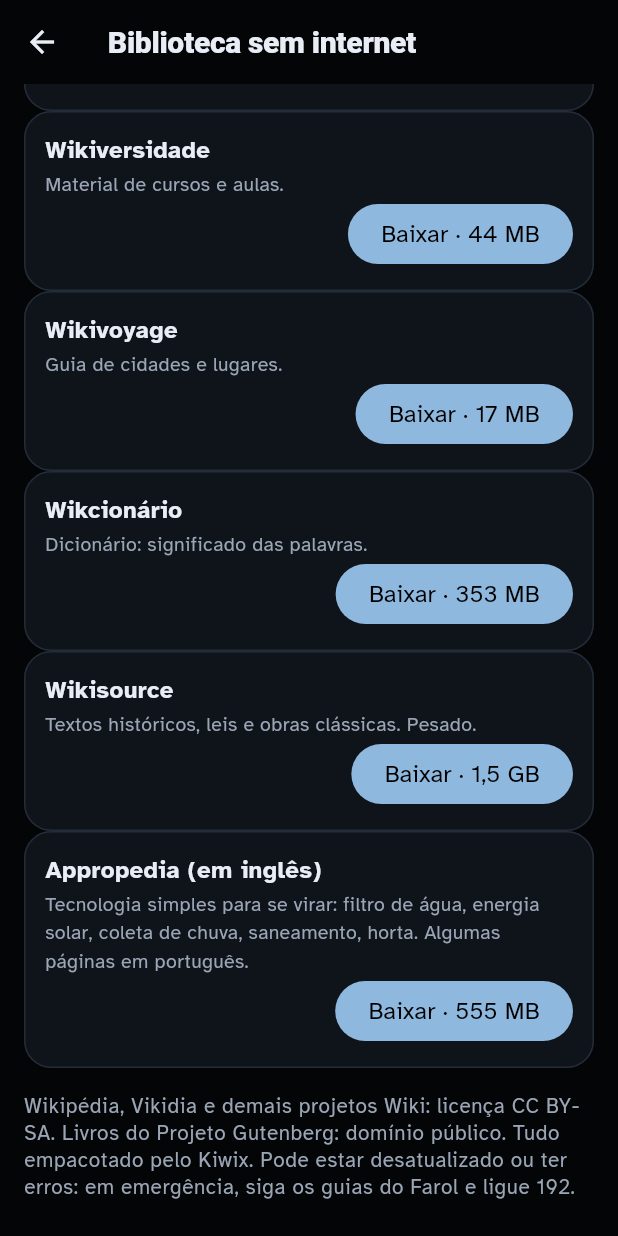
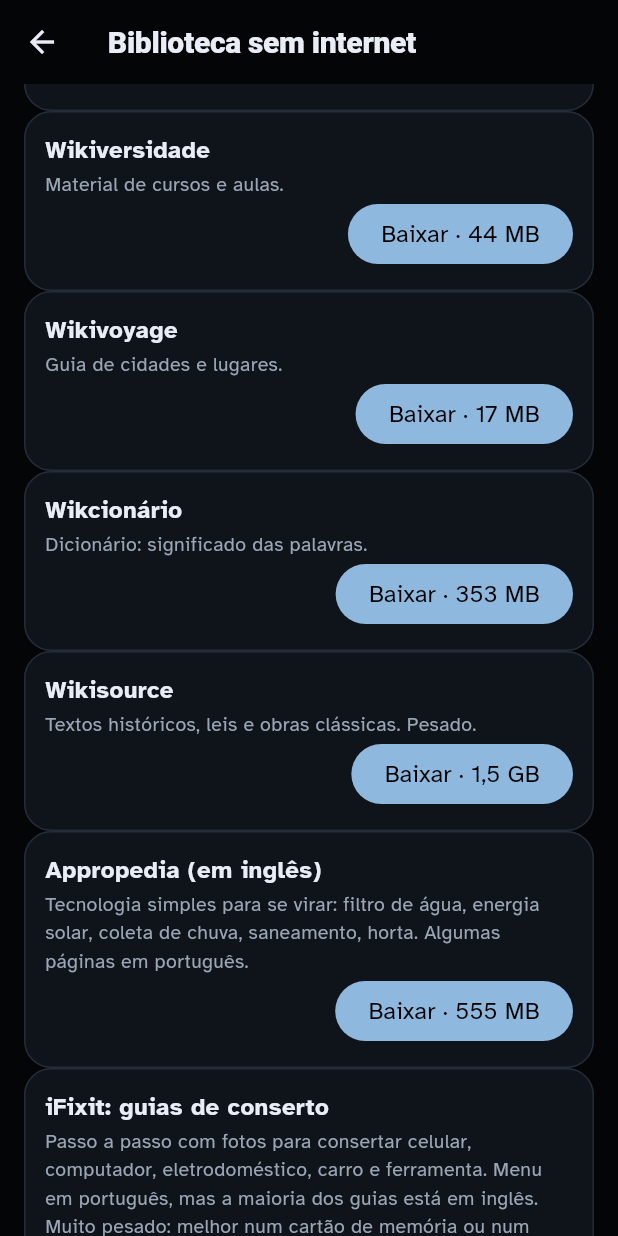
Before and after one commit to rubemkalebe/farol, a Flutter app: the TelaWikipedia screen opened directly, scrolled down 1310 dp, on a phone screen of 412 x 824 dp. Run offline on Flutter 3.47's test engine with Material 3 defaults, Android fonts, the phone set to English and light mode, and no system bars; our stand-ins replace flutter_markdown_plus, flutter_widget_from_html_core, pdf, share_plus, shared_preferences, yaml; missing offline and left inert: markdown; accounts and stored records are empty.

Commit message:
Biblioteca: guias de conserto do iFixit
- Pacote opcional do iFixit (3,4 GB, menu em português, guias quase
  todos em inglês), com botão para abrir a página de categorias.
- Leitor adaptado ao HTML do iFixit: passos com as fotos uma vez só,
  avisos de cuidado marcados, sem comentários, autor, rodapé e loja.
- Divisão em partes entra em blocos grandes e ignora comentários do HTML.

Co-Authored-By: Claude Opus 5.5 <noreply@anthropic.com>
Claude-Session: https://claude.ai/code/session_01PEuxXx9L1TqTxYbaF3ND4C

```diff
--- a/lib/dados/wikipedia.dart
+++ b/lib/dados/wikipedia.dart
@@ -27,8 +27,11 @@ class PacoteWiki {
   /// os da biblioteca, só na busca da tela de pacotes.
   bool get daWikipedia => pasta == 'wikipedia';
 
-  /// Pacotes "maxi" trazem as fotos e figuras dentro do arquivo.
-  bool get comImagens => id.contains('_maxi');
+  /// Pacotes "maxi" e o iFixit trazem as fotos dentro do arquivo.
+  bool get comImagens => id.contains('_maxi') || pasta == 'ifixit';
+
+  /// Pacotes que se navegam pela página inicial (categorias), além da busca.
+  bool get temInicio => pasta == 'ifixit';
 
   /// Nome do arquivo no Kiwix, sem a data (ex.: wikipedia_pt_medicine_nopic).
   final String id;
@@ -167,6 +170,20 @@ const pacotesWiki = [
     versao: '2026-02',
     pasta: 'other',
     fonte: 'Appropedia',
+  ),
+  PacoteWiki(
+    id: 'ifixit_pt_all',
+    titulo: 'iFixit: guias de conserto',
+    descricao:
+        'Passo a passo com fotos para consertar celular, computador, '
+        'eletrodoméstico, carro e ferramenta. Menu em português, mas a '
+        'maioria dos guias está em inglês. Muito pesado: melhor num '
+        'cartão de memória ou num tablet só para isso.',
+    tamanho: '3,4 GB',
+    versao: '2026-03',
+    pasta: 'ifixit',
+    fonte: 'iFixit e seus autores',
+    licenca: 'CC BY-NC-SA 3.0',
   ),
 ];
 
--- a/lib/telas/wikipedia.dart
+++ b/lib/telas/wikipedia.dart
@@ -64,6 +64,21 @@ class _TelaWikipediaState extends State<TelaWikipedia> {
         : _wiki.buscar(_termo, biblioteca: true);
   });
 
+  /// Abre a página inicial do pacote (no iFixit, as categorias de
+  /// aparelhos), para navegar sem saber o nome do que procurar.
+  Future<void> _abrirInicio(PacoteWiki p) async {
+    try {
+      final zim = await _wiki.abrir(p);
+      final inicio = await zim.paginaInicial();
+      if (mounted) abrirArtigoWiki(context, p, inicio);
+    } catch (e) {
+      if (!mounted) return;
+      ScaffoldMessenger.of(context).showSnackBar(
+        SnackBar(content: Text('Não deu para abrir o pacote: $e')),
+      );
+    }
+  }
+
   Future<void> _apagar(PacoteWiki p) async {
     final sim = await showDialog<bool>(
       context: context,
@@ -99,7 +114,10 @@ class _TelaWikipediaState extends State<TelaWikipedia> {
         ? () => Navigator.of(
             context,
           ).push(MaterialPageRoute(builder: (_) => TelaListaPacote(pacote: p)))
+        : p.temInicio
+        ? () => _abrirInicio(p)
         : null,
+    textoListar: p.temInicio ? 'Abrir' : 'Ver todos',
   );
 
   @override
@@ -197,10 +215,12 @@ class _CartaoPacote extends StatelessWidget {
     required this.aoParar,
     required this.aoApagar,
     this.aoListar,
+    this.textoListar = 'Ver todos',
   });
 
   final PacoteWiki pacote;
   final VoidCallback? aoListar;
+  final String textoListar;
   final bool instalado;
   final Download? download;
   final VoidCallback aoBaixar;
@@ -222,7 +242,7 @@ class _CartaoPacote extends StatelessWidget {
             FilledButton.tonal(
               key: ValueKey('listar-${pacote.id}'),
               onPressed: aoListar,
-              child: const Text('Ver todos'),
+              child: Text(textoListar),
             ),
         ],
       );
```
Also changed, not shown: lib/dados/artigo_wiki.dart (+108 -13 lines), 2 other files.
